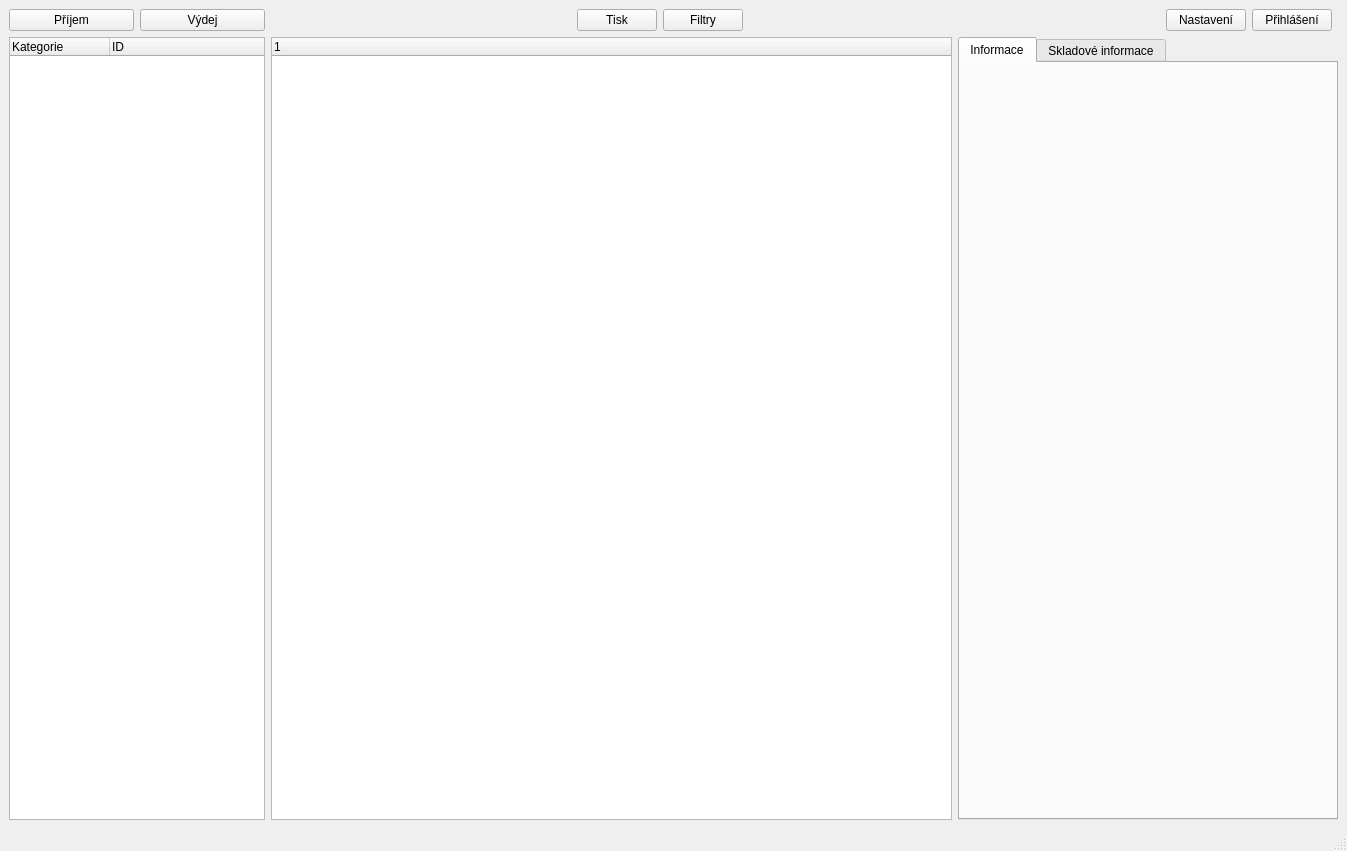
Qt form PPPart/pppart.ui (Vcpavel31/PPPart) before a commit.
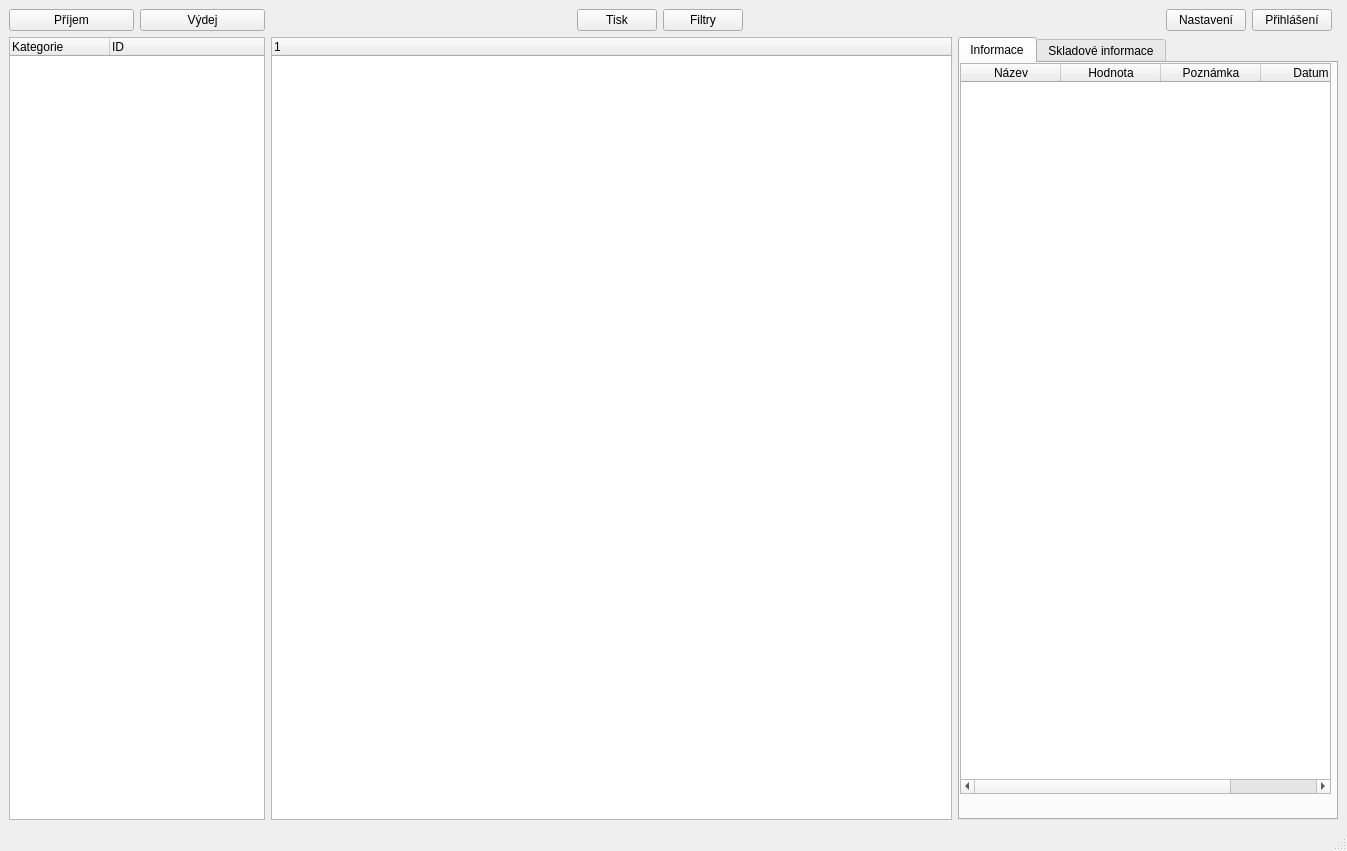
The same form after that commit. The open tabs and pages were chosen to show the change.

The edit to the form file:
```diff
--- a/PPPart/pppart.ui
+++ b/PPPart/pppart.ui
@@ -53,16 +53,35 @@
          <attribute name="title">
           <string>Informace</string>
          </attribute>
-         <widget class="QWidget" name="verticalLayoutWidget_2">
+         <widget class="QTableWidget" name="Information">
           <property name="geometry">
            <rect>
             <x>0</x>
             <y>0</y>
             <width>371</width>
-            <height>711</height>
+            <height>731</height>
            </rect>
           </property>
-          <layout class="QVBoxLayout" name="Information"/>
+          <column>
+           <property name="text">
+            <string>Název</string>
+           </property>
+          </column>
+          <column>
+           <property name="text">
+            <string>Hodnota</string>
+           </property>
+          </column>
+          <column>
+           <property name="text">
+            <string>Poznámka</string>
+           </property>
+          </column>
+          <column>
+           <property name="text">
+            <string>Datum</string>
+           </property>
+          </column>
          </widget>
         </widget>
         <widget class="QWidget" name="stock_info">
```
Left out of the diff: 6 changed lines with no effect on the pictures.
